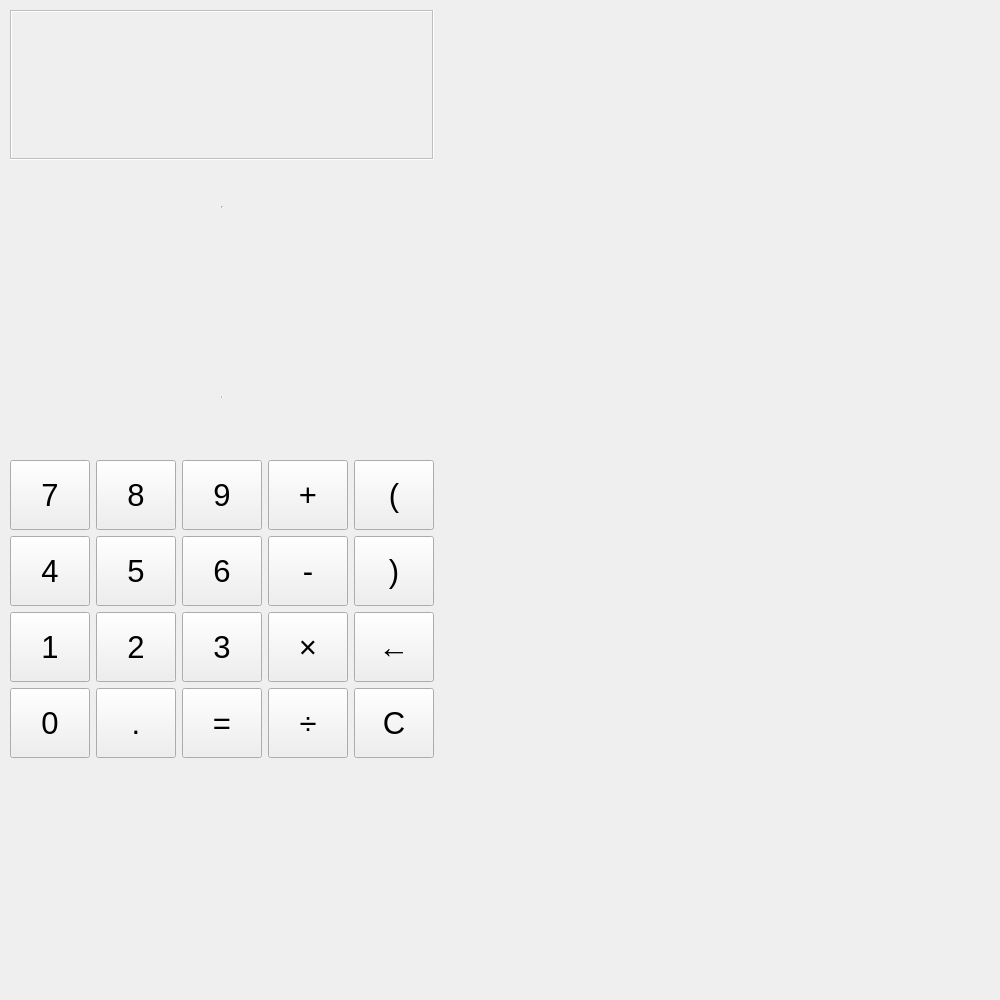
Qt form ICcalculator/science.ui (tyanxie/IC_Calculator) before a commit.
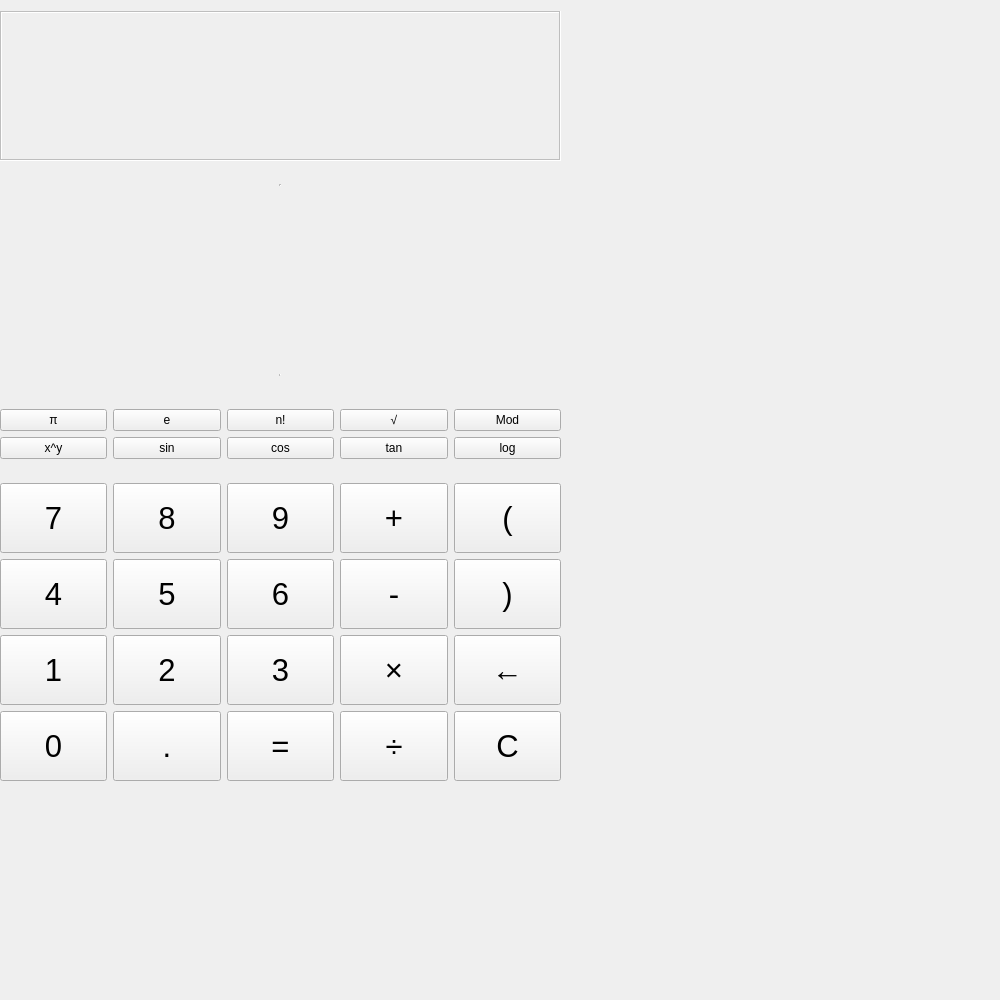
The same form after that commit.

```diff
--- a/ICcalculator/science.ui
+++ b/ICcalculator/science.ui
@@ -27,27 +27,13 @@
   <widget class="QWidget" name="">
    <property name="geometry">
     <rect>
-     <x>10</x>
-     <y>10</y>
-     <width>481</width>
-     <height>578</height>
+     <x>0</x>
+     <y>11</y>
+     <width>561</width>
+     <height>770</height>
     </rect>
    </property>
-   <property name="minimumSize">
-    <size>
-     <width>0</width>
-     <height>70</height>
-    </size>
-   </property>
-   <property name="font">
-    <font>
-     <pointsize>23</pointsize>
-    </font>
-   </property>
    <layout class="QVBoxLayout" name="verticalLayout">
-    <property name="sizeConstraint">
-     <enum>QLayout::SetFixedSize</enum>
-    </property>
     <item>
      <widget class="QTextEdit" name="textEditIN">
       <property name="enabled">
@@ -83,7 +69,7 @@
       <property name="sizeHint" stdset="0">
        <size>
         <width>20</width>
-        <height>40</height>
+        <height>18</height>
        </size>
       </property>
      </spacer>
@@ -128,6 +114,84 @@
       </property>
      </spacer>
     </item>
+    <item>
+     <layout class="QHBoxLayout" name="horizontalLayout_5">
+      <item>
+       <widget class="QPushButton" name="PI">
+        <property name="text">
+         <string>π</string>
+        </property>
+       </widget>
+      </item>
+      <item>
+       <widget class="QPushButton" name="E">
+        <property name="text">
+         <string>e</string>
+        </property>
+       </widget>
+      </item>
+      <item>
+       <widget class="QPushButton" name="Factorial">
+        <property name="text">
+         <string>n!</string>
+        </property>
+       </widget>
+      </item>
+      <item>
+       <widget class="QPushButton" name="Square">
+        <property name="text">
+         <string>√</string>
+        </property>
+       </widget>
+      </item>
+      <item>
+       <widget class="QPushButton" name="Mod">
+        <property name="text">
+         <string>Mod</string>
+        </property>
+       </widget>
+      </item>
+     </layout>
+    </item>
+    <item>
+     <layout class="QHBoxLayout" name="horizontalLayout_6">
+      <item>
+       <widget class="QPushButton" name="Involution">
+        <property name="text">
+         <string>x^y</string>
+        </property>
+       </widget>
+      </item>
+      <item>
+       <widget class="QPushButton" name="Sin">
+        <property name="text">
+         <string>sin</string>
+        </property>
+       </widget>
+      </item>
+      <item>
+       <widget class="QPushButton" name="Cos">
+        <property name="text">
+         <string>cos</string>
+        </property>
+       </widget>
+      </item>
+      <item>
+       <widget class="QPushButton" name="pushButton_9">
+        <property name="text">
+         <string>tan</string>
+        </property>
+       </widget>
+      </item>
+      <item>
+       <widget class="QPushButton" name="Log">
+        <property name="text">
+         <string>log</string>
+        </property>
+       </widget>
+      </item>
+     </layout>
+    </item>
     <item>
      <spacer name="verticalSpacer_2">
       <property name="orientation">
@@ -136,7 +200,7 @@
       <property name="sizeHint" stdset="0">
        <size>
         <width>20</width>
-        <height>28</height>
+        <height>18</height>
        </size>
       </property>
      </spacer>
```
